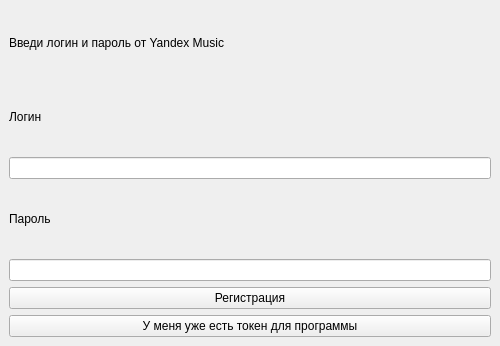
First picture: the form in Ui/Authorize.ui, repository KirMozor/Yamux, before the edit.
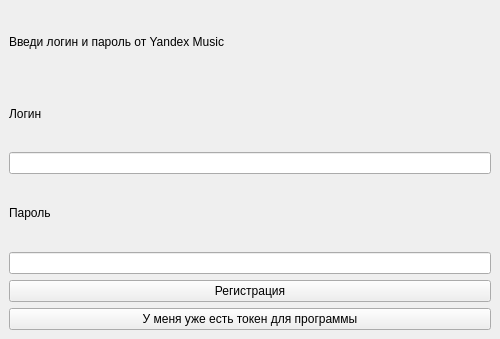
Second picture: the form after the edit. Icons and pictures are not drawn.

Commit message: Fixed bugs Fixed TimeOut and NetworkError in Download function Fixed bug with music playing after closing Fixed minor bugs in error messages

```diff
--- a/Ui/Authorize.ui
+++ b/Ui/Authorize.ui
@@ -7,7 +7,7 @@
     <x>0</x>
     <y>0</y>
     <width>500</width>
-    <height>346</height>
+    <height>339</height>
    </rect>
   </property>
   <property name="windowTitle">
```
The commit also changes 2 other files.
